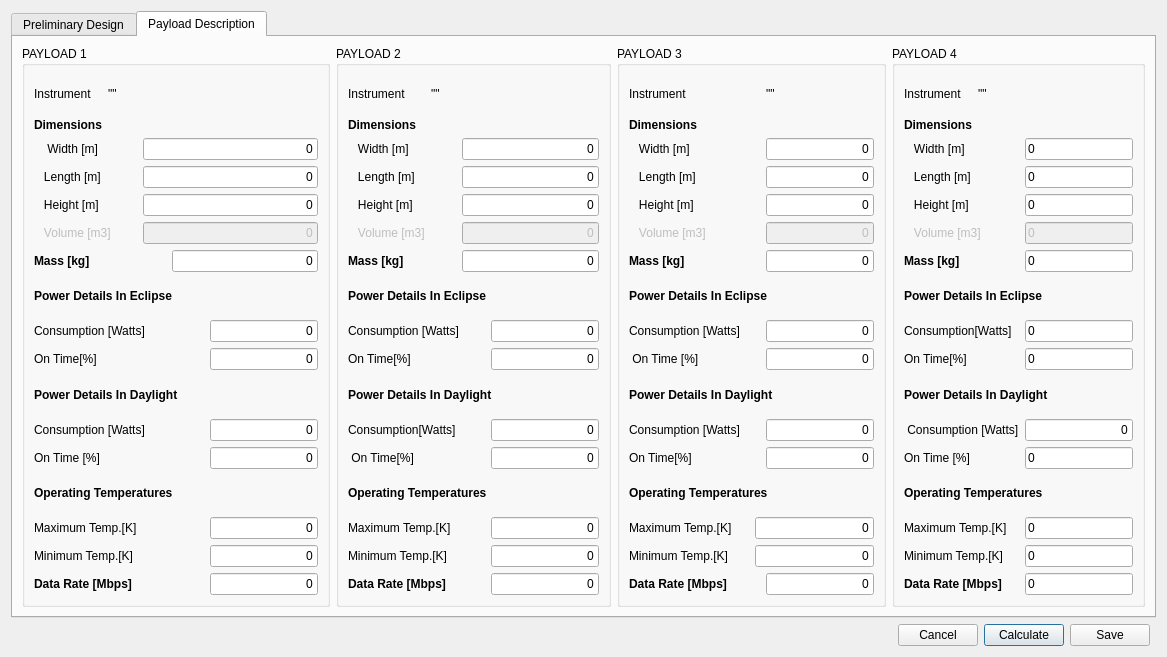
Before: the Qt Designer form sta-src/SEM/SemMainGUI.ui in Dwarf-Planet-Project/SpaceDesignTool, drawn with Qt 5.
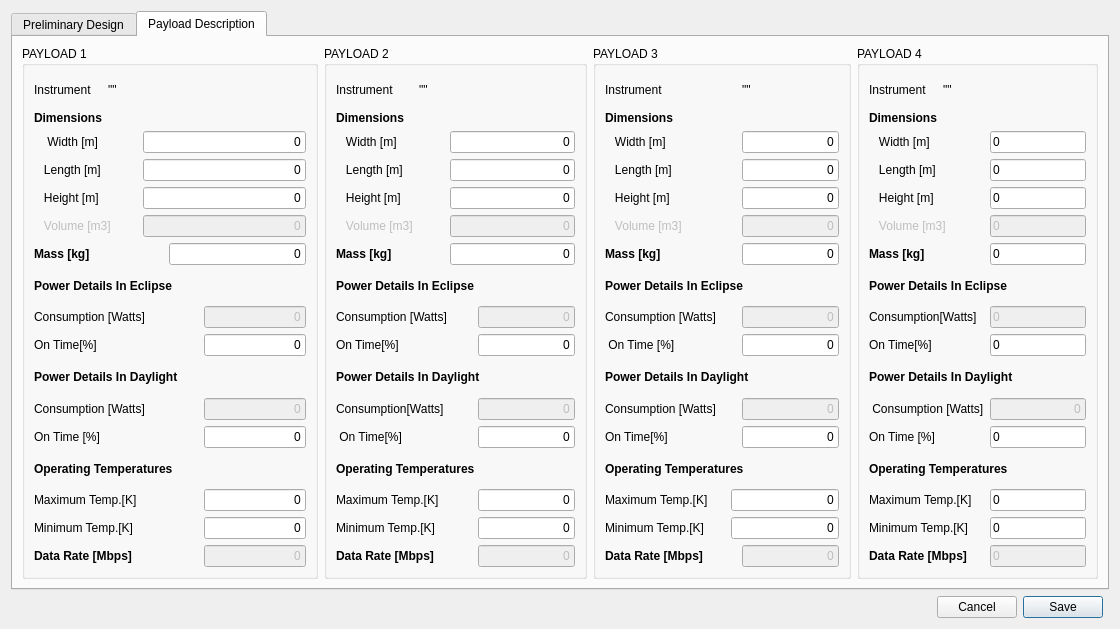
After: the same form once the commit is applied. The open tabs and pages were chosen to show the change.

The edit to the form file:
```diff
--- a/sta-src/SEM/SemMainGUI.ui
+++ b/sta-src/SEM/SemMainGUI.ui
@@ -2,25 +2,26 @@
 <ui version="4.0">
  <class>SemMainGUI</class>
  <widget class="QDialog" name="SemMainGUI">
+  <property name="geometry">
+   <rect>
+    <x>0</x>
+    <y>0</y>
+    <width>1120</width>
+    <height>621</height>
+   </rect>
+  </property>
   <property name="windowTitle">
    <string>Dialog</string>
   </property>
   <layout class="QGridLayout" name="gridLayout_12">
    <item row="1" column="2">
-    <widget class="QPushButton" name="SemMainGUICalculatePushButton">
-     <property name="text">
-      <string>Calculate</string>
-     </property>
-    </widget>
-   </item>
-   <item row="1" column="3">
     <widget class="QPushButton" name="SemMainGUISavePushButton">
      <property name="text">
       <string>Save</string>
      </property>
     </widget>
    </item>
-   <item row="0" column="0" colspan="5">
+   <item row="0" column="0" colspan="4">
     <widget class="QTabWidget" name="MainSemTabWidget">
      <property name="enabled">
       <bool>true</bool>
@@ -1245,7 +1246,10 @@
       </attribute>
       <layout class="QGridLayout" name="gridLayout_11">
        <item row="0" column="0">
-        <widget class="QGroupBox" name="groupBox_17">
+        <widget class="QGroupBox" name="Payload1GroupBox">
+         <property name="enabled">
+          <bool>true</bool>
+         </property>
          <property name="title">
           <string>PAYLOAD 1</string>
          </property>
@@ -1304,6 +1308,9 @@
           </item>
           <item row="3" column="3" colspan="4">
            <widget class="QLineEdit" name="Payload1WidthLineEdit">
+            <property name="enabled">
+             <bool>true</bool>
+            </property>
             <property name="text">
              <string>0</string>
             </property>
@@ -1330,6 +1337,9 @@
           </item>
           <item row="4" column="3" colspan="4">
            <widget class="QLineEdit" name="Payload1LengthLineEdit">
+            <property name="enabled">
+             <bool>true</bool>
+            </property>
             <property name="text">
              <string>0</string>
             </property>
@@ -1356,6 +1366,9 @@
           </item>
           <item row="5" column="3" colspan="4">
            <widget class="QLineEdit" name="Payload1HeightLineEdit">
+            <property name="enabled">
+             <bool>true</bool>
+            </property>
             <property name="text">
              <string>0</string>
             </property>
@@ -1420,6 +1433,9 @@
           </item>
           <item row="7" column="4" colspan="3">
            <widget class="QLineEdit" name="Payload1MassLineEdit">
+            <property name="enabled">
+             <bool>true</bool>
+            </property>
             <property name="text">
              <string>0</string>
             </property>
@@ -1460,7 +1476,7 @@
           <item row="9" column="5" colspan="2">
            <widget class="QLineEdit" name="Payload1PowerConsumptionInEclipseLineEdit">
             <property name="enabled">
-             <bool>true</bool>
+             <bool>false</bool>
             </property>
             <property name="text">
              <string>0</string>
@@ -1488,6 +1504,9 @@
           </item>
           <item row="10" column="5" colspan="2">
            <widget class="QLineEdit" name="Payload1PowerOnTimeEclipseLineEdit">
+            <property name="enabled">
+             <bool>true</bool>
+            </property>
             <property name="text">
              <string>0</string>
             </property>
@@ -1518,6 +1537,9 @@
           </item>
           <item row="12" column="5" colspan="2">
            <widget class="QLineEdit" name="Payload1PowerConsumptionInDaylightLineEdit">
+            <property name="enabled">
+             <bool>false</bool>
+            </property>
             <property name="text">
              <string>0</string>
             </property>
@@ -1544,6 +1566,9 @@
           </item>
           <item row="13" column="5" colspan="2">
            <widget class="QLineEdit" name="Payload1PowerOnTimeDaylightLineEdit">
+            <property name="enabled">
+             <bool>true</bool>
+            </property>
             <property name="text">
              <string>0</string>
             </property>
@@ -1647,6 +1672,9 @@
           </item>
           <item row="17" column="5" colspan="2">
            <widget class="QLineEdit" name="Payload1DataRateLineEdit">
+            <property name="enabled">
+             <bool>false</bool>
+            </property>
             <property name="text">
              <string>0</string>
             </property>
@@ -1718,6 +1746,9 @@
           </item>
           <item row="2" column="2" colspan="4">
            <widget class="QLineEdit" name="Payload2WidthLineEdit">
+            <property name="enabled">
+             <bool>true</bool>
+            </property>
             <property name="text">
              <string>0</string>
             </property>
@@ -1744,6 +1775,9 @@
           </item>
           <item row="3" column="2" colspan="4">
            <widget class="QLineEdit" name="Payload2LengthLineEdit">
+            <property name="enabled">
+             <bool>true</bool>
+            </property>
             <property name="text">
              <string>0</string>
             </property>
@@ -1770,6 +1804,9 @@
           </item>
           <item row="4" column="2" colspan="4">
            <widget class="QLineEdit" name="Payload2HeightLineEdit">
+            <property name="enabled">
+             <bool>true</bool>
+            </property>
             <property name="text">
              <string>0</string>
             </property>
@@ -1834,6 +1871,9 @@
           </item>
           <item row="6" column="2" colspan="4">
            <widget class="QLineEdit" name="Payload2MassLineEdit">
+            <property name="enabled">
+             <bool>true</bool>
+            </property>
             <property name="text">
              <string>0</string>
             </property>
@@ -1874,7 +1914,7 @@
           <item row="8" column="3" colspan="3">
            <widget class="QLineEdit" name="Payload2PowerConsumptionInEclipseLineEdit">
             <property name="enabled">
-             <bool>true</bool>
+             <bool>false</bool>
             </property>
             <property name="text">
              <string>0</string>
@@ -1902,6 +1942,9 @@
           </item>
           <item row="9" column="3" colspan="3">
            <widget class="QLineEdit" name="Payload2PowerOnTimeEclipseLineEdit">
+            <property name="enabled">
+             <bool>true</bool>
+            </property>
             <property name="text">
              <string>0</string>
             </property>
@@ -1932,6 +1975,9 @@
           </item>
           <item row="11" column="3" colspan="3">
            <widget class="QLineEdit" name="Payload2PowerConsumptionInDaylightLineEdit">
+            <property name="enabled">
+             <bool>false</bool>
+            </property>
             <property name="text">
              <string>0</string>
             </property>
@@ -1958,6 +2004,9 @@
           </item>
           <item row="12" column="3" colspan="3">
            <widget class="QLineEdit" name="Payload2PowerOnTimeDaylightLineEdit">
+            <property name="enabled">
+             <bool>true</bool>
+            </property>
             <property name="text">
              <string>0</string>
             </property>
@@ -2062,7 +2111,7 @@
           <item row="16" column="3" colspan="3">
            <widget class="QLineEdit" name="Payload2DataRateLineEdit">
             <property name="enabled">
-             <bool>true</bool>
+             <bool>false</bool>
             </property>
             <property name="text">
              <string>0</string>
@@ -2135,6 +2184,9 @@
           </item>
           <item row="2" column="4" colspan="3">
            <widget class="QLineEdit" name="Payload3WidthLineEdit">
+            <property name="enabled">
+             <bool>true</bool>
+            </property>
             <property name="text">
              <string>0</string>
             </property>
@@ -2161,6 +2213,9 @@
           </item>
           <item row="3" column="4" colspan="3">
            <widget class="QLineEdit" name="Payload3LengthLineEdit">
+            <property name="enabled">
+             <bool>true</bool>
+            </property>
             <property name="text">
              <string>0</string>
             </property>
@@ -2187,6 +2242,9 @@
           </item>
           <item row="4" column="4" colspan="3">
            <widget class="QLineEdit" name="Payload3HeightLineEdit">
+            <property name="enabled">
+             <bool>true</bool>
+            </property>
             <property name="text">
              <string>0</string>
             </property>
@@ -2251,6 +2309,9 @@
           </item>
           <item row="6" column="4" colspan="3">
            <widget class="QLineEdit" name="Payload3MassLineEdit">
+            <property name="enabled">
+             <bool>true</bool>
+            </property>
             <property name="text">
              <string>0</string>
             </property>
@@ -2291,7 +2352,7 @@
           <item row="8" column="4" colspan="3">
            <widget class="QLineEdit" name="Payload3PowerConsumptionInEclipseLineEdit">
             <property name="enabled">
-             <bool>true</bool>
+             <bool>false</bool>
             </property>
             <property name="text">
              <string>0</string>
@@ -2319,6 +2380,9 @@
           </item>
           <item row="9" column="4" colspan="3">
            <widget class="QLineEdit" name="Payload3PowerOnTimeEclipseLineEdit">
+            <property name="enabled">
+             <bool>true</bool>
+            </property>
             <property name="text">
              <string>0</string>
             </property>
@@ -2349,6 +2413,9 @@
           </item>
           <item row="11" column="4" colspan="3">
            <widget class="QLineEdit" name="Payload3PowerConsumptionInDaylightLineEdit">
+            <property name="enabled">
+             <bool>false</bool>
+            </property>
             <property name="text">
              <string>0</string>
             </property>
@@ -2469,7 +2536,7 @@
           <item row="16" column="4" colspan="3">
            <widget class="QLineEdit" name="Payload3DataRateLineEdit">
             <property name="enabled">
-             <bool>true</bool>
+             <bool>false</bool>
             </property>
             <property name="text">
              <string>0</string>
@@ -2481,6 +2548,9 @@
           </item>
           <item row="12" column="4" colspan="3">
            <widget class="QLineEdit" name="Payload3PowerOnTimeDaylightLineEdit">
+            <property name="enabled">
+             <bool>true</bool>
+            </property>
             <property name="text">
              <string>0</string>
             </property>
@@ -2552,6 +2622,9 @@
           </item>
           <item row="2" column="3" colspan="3">
            <widget class="QLineEdit" name="Payload4WidthLineEdit">
+            <property name="enabled">
+             <bool>true</bool>
+            </property>
             <property name="layoutDirection">
              <enum>Qt::RightToLeft</enum>
             </property>
@@ -2578,6 +2651,9 @@
           </item>
           <item row="3" column="3" colspan="3">
            <widget class="QLineEdit" name="Payload4LengthLineEdit">
+            <property name="enabled">
+             <bool>true</bool>
+            </property>
             <property name="layoutDirection">
              <enum>Qt::RightToLeft</enum>
             </property>
@@ -2604,6 +2680,9 @@
           </item>
           <item row="4" column="3" colspan="3">
            <widget class="QLineEdit" name="Payload4HeightLineEdit">
+            <property name="enabled">
+             <bool>true</bool>
+            </property>
             <property name="layoutDirection">
              <enum>Qt::RightToLeft</enum>
             </property>
@@ -2668,6 +2747,9 @@
           </item>
           <item row="6" column="3" colspan="3">
            <widget class="QLineEdit" name="Payload4MassLineEdit">
+            <property name="enabled">
+             <bool>true</bool>
+            </property>
             <property name="layoutDirection">
              <enum>Qt::RightToLeft</enum>
             </property>
@@ -2708,7 +2790,7 @@
           <item row="8" column="3" colspan="3">
            <widget class="QLineEdit" name="Payload4PowerConsumptionInEclipseLineEdit">
             <property name="enabled">
-             <bool>true</bool>
+             <bool>false</bool>
             </property>
             <property name="layoutDirection">
              <enum>Qt::RightToLeft</enum>
@@ -2736,6 +2818,9 @@
           </item>
           <item row="9" column="3" colspan="3">
            <widget class="QLineEdit" name="Payload4PowerOnTimeEclipseLineEdit">
+            <property name="enabled">
+             <bool>true</bool>
+            </property>
             <property name="layoutDirection">
              <enum>Qt::RightToLeft</enum>
             </property>
@@ -2766,6 +2851,9 @@
           </item>
           <item row="11" column="3" colspan="3">
            <widget class="QLineEdit" name="Payload4PowerConsumptionInDaylightLineEdit">
+            <property name="enabled">
+             <bool>false</bool>
+            </property>
             <property name="text">
              <string>0</string>
             </property>
@@ -2792,6 +2880,9 @@
           </item>
           <item row="12" column="3" colspan="3">
            <widget class="QLineEdit" name="Payload4PowerOnTimeDaylightLineEdit">
+            <property name="enabled">
+             <bool>true</bool>
+            </property>
             <property name="layoutDirection">
              <enum>Qt::RightToLeft</enum>
             </property>
@@ -2896,7 +2987,7 @@
           <item row="16" column="3" colspan="3">
            <widget class="QLineEdit" name="Payload4DataRateLineEdit">
             <property name="enabled">
-             <bool>true</bool>
+             <bool>false</bool>
             </property>
             <property name="layoutDirection">
              <enum>Qt::RightToLeft</enum>
```
Left out of the diff: 95 changed lines with no effect on the pictures.
